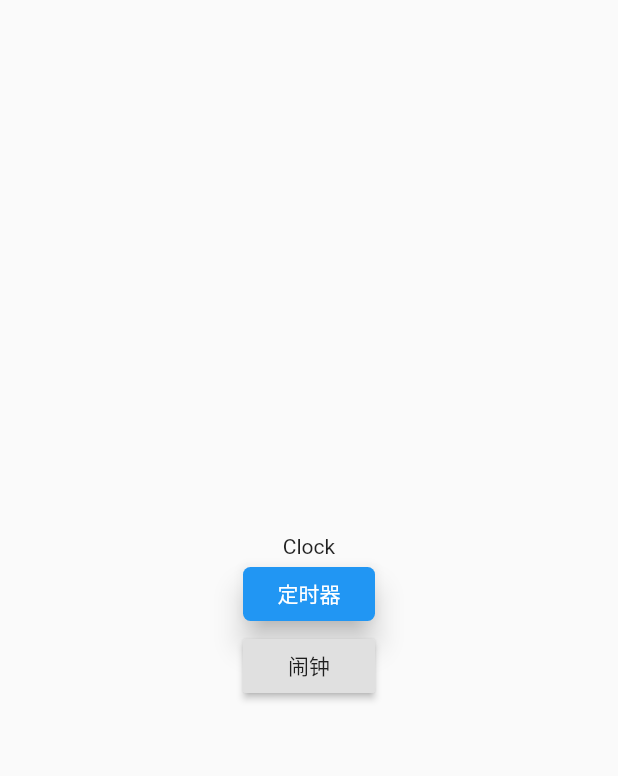
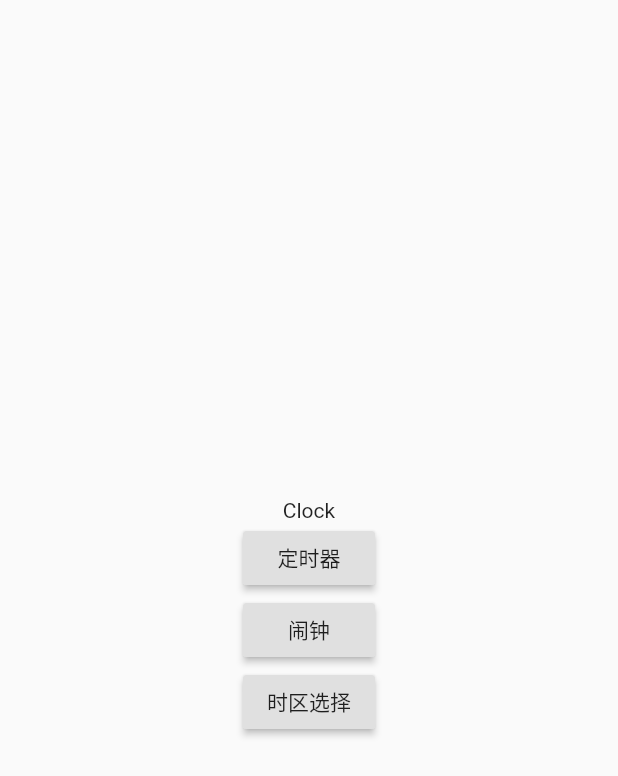
Before and after one commit to wuzehua/techtrainingcamp-client-5, a Flutter app: the screen it shows after launch, on a phone screen of 412 x 824 dp. Shown: the top 776 px of the screen. Run offline on Flutter 3.47's test engine with Material 2 defaults, Android fonts, the phone set to English and light mode, and no system bars; missing offline and left inert: flutter_cupertino_date_picker.

Commit message:
添加网络请求依赖

```diff
--- a/lib/home.dart
+++ /dev/null
@@ -1,62 +0,0 @@
-import 'package:clock_challenge/alarm_page.dart';
-import 'package:clock_challenge/count_down_page.dart';
-import 'package:flutter/material.dart';
-
-class HomePage extends StatefulWidget {
-  HomePage({Key key, this.title}) : super(key: key);
-
-
-  final String title;
-
-  @override
-  _HomePageState createState() => _HomePageState();
-}
-
-class _HomePageState extends State<HomePage> {
-
-  @override
-  Widget build(BuildContext context) {
-    return Scaffold(
-      body: Container(
-        alignment: Alignment.center,
-        child: Column(
-          mainAxisAlignment: MainAxisAlignment.center,
-          children: [
-            Text(widget.title),
-            RaisedButton(
-              elevation: 8.0,
-              highlightElevation: 2.0,
-              disabledElevation: 0.0,
-              color: Colors.blue,
-              highlightColor: Colors.blueAccent,
-              disabledColor: Colors.blueGrey,
-              colorBrightness: Brightness.dark,
-              splashColor: Colors.white24,
-              child: Text('定时器'),
-              shape: RoundedRectangleBorder(
-                  borderRadius: BorderRadius.circular(5)
-              ),
-              onPressed: () {
-                Navigator.push(context, MaterialPageRoute(
-                  builder: (context) {
-                    return CountDownPage();
-                  }
-                ));
-              },
-            ),
-            RaisedButton(
-              child: Text('闹钟'),
-              onPressed: () {
-                Navigator.push(context, MaterialPageRoute(
-                  builder: (context) {
-                    return AlarmPage();
-                  }
-                ));
-              },
-            )
-          ],
-        ),
-      ),
-    );
-  }
-}
--- a/lib/main.dart
+++ b/lib/main.dart
@@ -1,5 +1,5 @@
 import 'package:flutter/material.dart';
-import 'home.dart';
+import 'package:clock_challenge/pages/home_page.dart';
 
 void main() {
   runApp(MyApp());
--- a/lib/count_down_page.dart
+++ b/lib/pages/count_down_page.dart
@@ -1,6 +1,6 @@
 import 'package:flutter/material.dart';
-import 'widgets/page_app_bar.dart';
-import 'widgets/count_down_panel.dart';
+import '../widgets/page_app_bar.dart';
+import '../widgets/count_down_panel.dart';
 
 class CountDownPage extends StatelessWidget{
   @override
--- /dev/null
+++ b/lib/pages/home_page.dart
@@ -0,0 +1,68 @@
+import 'package:clock_challenge/pages/alarm_page.dart';
+import 'package:clock_challenge/pages/count_down_page.dart';
+import 'package:clock_challenge/pages/timezone_page.dart';
+import 'package:flutter/material.dart';
+
+class HomePage extends StatefulWidget {
+  HomePage({Key key, this.title}) : super(key: key);
+
+
+  final String title;
+
+  @override
+  _HomePageState createState() => _HomePageState();
+}
+
+class _HomePageState extends State<HomePage> {
+
+  @override
+  Widget build(BuildContext context) {
+    return Scaffold(
+      body: Container(
+        alignment: Alignment.center,
+        child: Column(
+          mainAxisAlignment: MainAxisAlignment.center,
+          children: [
+            Text(widget.title),
+            RaisedButton(
+              child: Text('定时器'),
+              onPressed: _openCountDownPage,
+            ),
+            RaisedButton(
+              child: Text('闹钟'),
+              onPressed: _openAlarmPage
+            ),
+            RaisedButton(
+              child: Text('时区选择'),
+              onPressed: _openTimezonePage,
+            )
+          ],
+        ),
+      ),
+    );
+  }
+
+  void _openCountDownPage() {
+    Navigator.push(context, MaterialPageRoute(
+        builder: (context) {
+          return CountDownPage();
+        })
+    );
+  }
+
+  void _openAlarmPage() {
+    Navigator.push(context, MaterialPageRoute(
+        builder: (context) {
+        return AlarmPage();
+      })
+    );
+  }
+
+  void _openTimezonePage() {
+    Navigator.push(context, MaterialPageRoute(
+        builder: (context) {
+          return TimezonePage();
+        })
+    );
+  }
+}
--- a/pubspec.yaml
+++ b/pubspec.yaml
@@ -34,6 +34,9 @@ dependencies:
   #目前官方版本存在问题
   flutter_cupertino_date_picker:
     git: https://github.com/daveleenew/flutter-cupertino-date-picker.git
+
+  #网络请求
+  dio: ^3.0.10
 
 dev_dependencies:
   flutter_test:
```
Also changed, not shown: lib/pages/timezone_page.dart (added, +14 -0 lines), lib/pages/alarm_page.dart (renamed from lib/alarm_page.dart), pubspec.lock.
